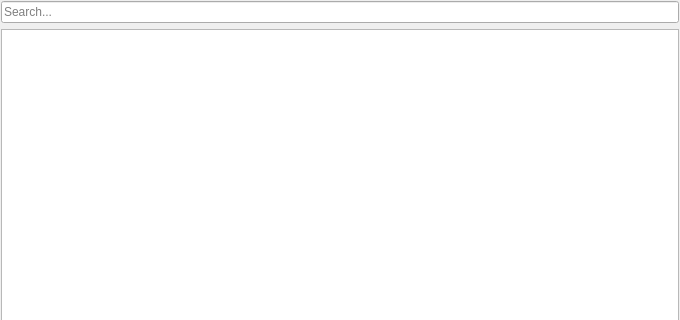
Qt form src/plugins/bittorrent/torrenttab.ui (0xd34df00d/leechcraft) before a commit; both pictures show x 0 to 680 and y 0 to 320 of the 680 by 551 pixel window.
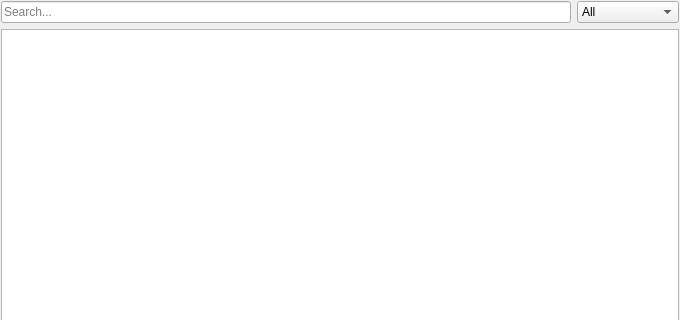
The same form after that commit. Custom widgets are drawn as their Qt base class.

Commit message: BitTorrent: moved filter to separate file; state filter.

The edit to the form file:
```diff
--- a/src/plugins/bittorrent/torrenttab.ui
+++ b/src/plugins/bittorrent/torrenttab.ui
@@ -18,11 +18,34 @@
     <number>1</number>
    </property>
    <item>
+    <layout class="QHBoxLayout" name="horizontalLayout">
+     <item>
     <widget class="LeechCraft::Util::TagsLineEdit" name="SearchLine_">
      <property name="placeholderText">
       <string>Search...</string>
      </property>
     </widget>
+     </item>
+     <item>
+      <widget class="QComboBox" name="TorrentStateFilter_">
+       <item>
+        <property name="text">
+         <string>All</string>
+        </property>
+       </item>
+       <item>
+        <property name="text">
+         <string>Downloading</string>
+        </property>
+       </item>
+       <item>
+        <property name="text">
+         <string>Seeding</string>
+        </property>
+       </item>
+      </widget>
+     </item>
+    </layout>
    </item>
    <item>
     <widget class="QSplitter" name="splitter">
```
Lines whose indentation alone changed are shown as unchanged. The commit also changes 4 other files.
